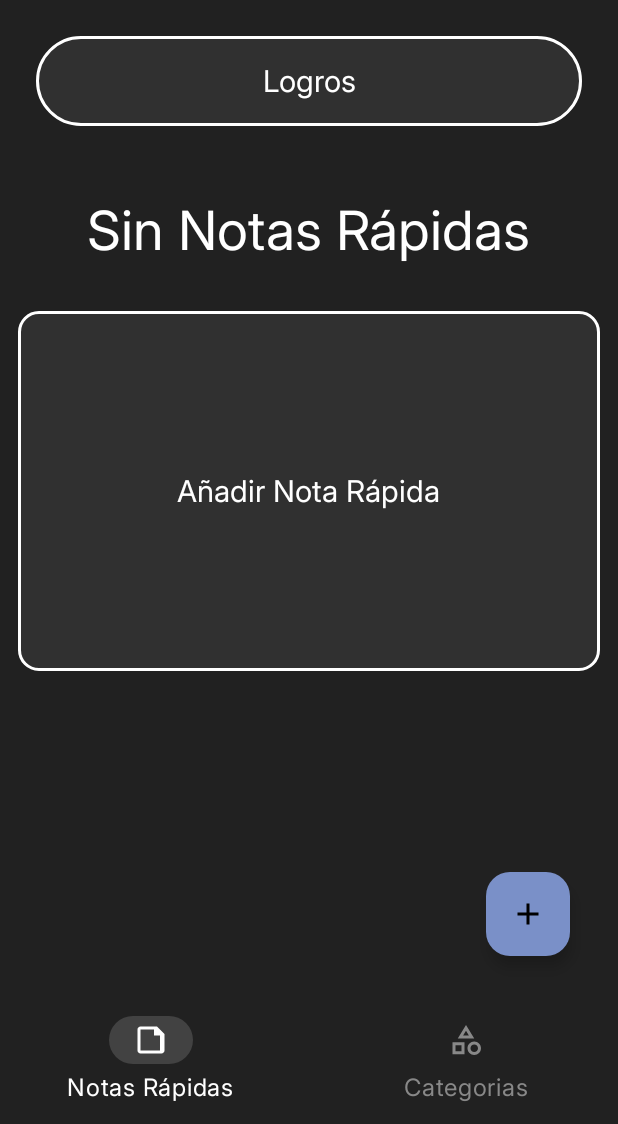
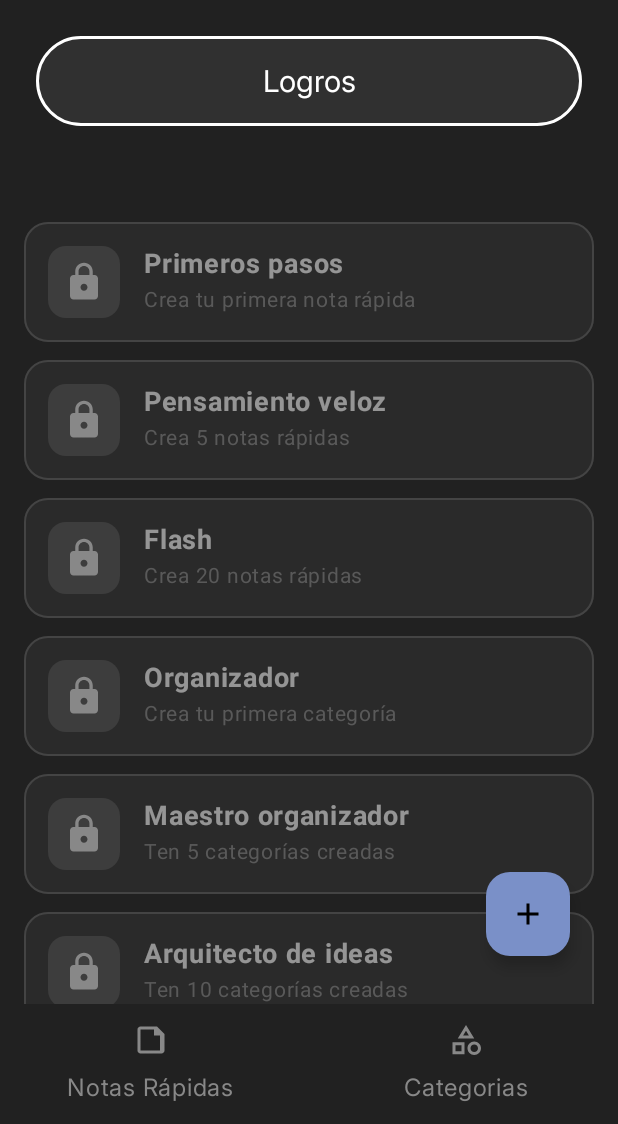
Before and after one commit to DavidSevillano/CarryNotes, an Android app built with Jetpack Compose: the screen it shows after launch (MainActivity), after a tap on "Logros", on a phone screen of 412 x 824 dp, the part 112-1236 px from its top. Run offline under Robolectric (Android 15) with nearby library versions, the phone set to English and light mode, and no system bars; our stand-ins replace Navigation 3, Room's generated code; 2 statements that could not run were skipped.

Commit message:
feat: Primera version de logros añadida

```diff
--- a/app/src/main/java/com/burixer/mynotesapp/data/application/RoomApplication.kt
+++ b/app/src/main/java/com/burixer/mynotesapp/data/application/RoomApplication.kt
@@ -1,23 +1,96 @@
 package com.burixer85.mynotesapp.data.application
 
 import android.app.Application
+import android.content.Context
+import android.util.Log
+import androidx.activity.result.launch
 import androidx.room.Room
+import androidx.room.RoomDatabase
+import androidx.sqlite.db.SupportSQLiteDatabase
+import com.burixer.mynotesapp.data.entity.AchievementEntity
 import com.burixer85.mynotesapp.data.database.AppDatabase
+import kotlinx.coroutines.CoroutineScope
+import kotlinx.coroutines.Dispatchers
+import kotlinx.coroutines.SupervisorJob
+import kotlinx.coroutines.launch
 
 class RoomApplication : Application() {
+
     companion object {
         lateinit var db: AppDatabase
+
+        @Volatile
+        private var INSTANCE: AppDatabase? = null
+
+        fun getDatabase(context: Context, scope: CoroutineScope): AppDatabase {
+            return INSTANCE ?: synchronized(this) {
+                val instance = Room.databaseBuilder(
+                    context.applicationContext,
+                    AppDatabase::class.java,
+                    "carry_notes_database"
+                )
+                    .fallbackToDestructiveMigration()
+                    .addCallback(AppDatabaseCallback(scope))
+                    .build()
+                INSTANCE = instance
+                instance
+            }
+        }
     }
 
     override fun onCreate() {
         super.onCreate()
+        val applicationScope = CoroutineScope(SupervisorJob() + Dispatchers.Main)
 
-        db = Room.databaseBuilder(
-            applicationContext,
-            AppDatabase::class.java,
-            "carry_notes_database"
-        ).fallbackToDestructiveMigration()
-            .build(
-            )
+        db = getDatabase(this, applicationScope)
+    }
+
+    private class AppDatabaseCallback(
+        private val scope: CoroutineScope
+    ) : RoomDatabase.Callback() {
+
+        override fun onOpen(db: SupportSQLiteDatabase) {
+            super.onOpen(db)
+
+            INSTANCE?.let { database ->
+                scope.launch(Dispatchers.IO) {
+                    val dao = database.achievementDao()
+
+                    val current = dao.getAllAchievements()
+                    if (current.isEmpty()) {
+                        val initial = listOf(
+
+                            AchievementEntity(1, "Primeros pasos", "Crea tu primera nota rápida",  false),
+
+                            AchievementEntity(2, "Pensamiento veloz", "Crea 5 notas rápidas",  false),
+
+                            AchievementEntity(3, "Flash", "Crea 20 notas rápidas",  false),
+
+                            AchievementEntity(4, "Organizador", "Crea tu primera categoría",  false),
+
+                            AchievementEntity(5, "Maestro organizador", "Ten 5 categorías creadas",  false),
+
+                            AchievementEntity(6, "Arquitecto de ideas", "Ten 10 categorías creadas",  false),
+
+                            AchievementEntity(7, "Escritor", "Crea tu primera nota detallada",  false),
+
+                            AchievementEntity(8, "Diario personal", "Crea 10 notas detalladas",  false),
+
+                            AchievementEntity(9, "Autor prolífico", "Crea 50 notas detalladas",  false),
+
+                            AchievementEntity(10, "Mente limpia", "Borra una nota por primera vez",  false),
+
+                            AchievementEntity(11, "Seguridad ante todo", "Haz un backup de tus notas",  false),
+
+                            AchievementEntity(12, "Coleccionista", "Desbloquea 5 logros",  false),
+
+                            AchievementEntity(13, "Maestro de logros", "Desbloquea todos los logros",  false),
+
+                        )
+                        dao.insertAchievements(initial)
+                    }
+                }
+            }
+        }
     }
 }
--- /dev/null
+++ b/app/src/main/java/com/burixer/mynotesapp/data/dao/AchievementDao.kt
@@ -0,0 +1,16 @@
+package com.burixer.mynotesapp.data.dao
+
+import androidx.room.Dao
+import androidx.room.Insert
+import androidx.room.OnConflictStrategy
+import androidx.room.Query
+import com.burixer.mynotesapp.data.entity.AchievementEntity
+
+@Dao
+interface AchievementDao {
+    @Query("SELECT * FROM achievements")
+    suspend fun getAllAchievements(): List<AchievementEntity>
+
+    @Insert(onConflict = OnConflictStrategy.IGNORE)
+    suspend fun insertAchievements(achievements: List<AchievementEntity>)
+}
--- a/app/src/main/java/com/burixer/mynotesapp/data/database/AppDatabase.kt
+++ b/app/src/main/java/com/burixer/mynotesapp/data/database/AppDatabase.kt
@@ -1,18 +1,30 @@
 package com.burixer85.mynotesapp.data.database
 
+import android.content.Context
+import android.util.Log
+import androidx.activity.addCallback
+import androidx.activity.result.launch
 import androidx.room.Database
+import androidx.room.Room
 import androidx.room.RoomDatabase
+import androidx.sqlite.db.SupportSQLiteDatabase
+import com.burixer.mynotesapp.data.dao.AchievementDao
+import com.burixer.mynotesapp.data.entity.AchievementEntity
 import com.burixer85.mynotesapp.data.dao.CategoryDao
 import com.burixer85.mynotesapp.data.dao.NoteDao
 import com.burixer85.mynotesapp.data.dao.QuickNoteDao
 import com.burixer85.mynotesapp.data.entity.CategoryEntity
 import com.burixer85.mynotesapp.data.entity.NoteEntity
 import com.burixer85.mynotesapp.data.entity.QuickNoteEntity
+import kotlinx.coroutines.CoroutineScope
+import kotlinx.coroutines.Dispatchers
+import kotlinx.coroutines.launch
 
-@Database(entities = [NoteEntity::class, QuickNoteEntity::class, CategoryEntity::class],
-    version = 3, exportSchema = false)
+@Database(entities = [NoteEntity::class, QuickNoteEntity::class, CategoryEntity::class, AchievementEntity::class],
+    version = 5, exportSchema = false)
 abstract class AppDatabase : RoomDatabase() {
     abstract fun noteDao(): NoteDao
     abstract fun quickNoteDao(): QuickNoteDao
     abstract fun categoryDao(): CategoryDao
+    abstract fun achievementDao(): AchievementDao
 }
--- /dev/null
+++ b/app/src/main/java/com/burixer/mynotesapp/data/entity/AchievementEntity.kt
@@ -0,0 +1,22 @@
+package com.burixer.mynotesapp.data.entity
+
+import androidx.room.ColumnInfo
+import androidx.room.Entity
+import androidx.room.PrimaryKey
+import com.burixer.mynotesapp.presentation.model.Achievement
+
+@Entity(tableName = "achievements")
+data class AchievementEntity(
+    @PrimaryKey(autoGenerate = true)
+    @ColumnInfo(name = "id") val id: Int,
+    @ColumnInfo(name = "title") val title: String,
+    @ColumnInfo(name = "description") val description: String,
+    @ColumnInfo(name = "isUnlocked") val isUnlocked: Boolean = false
+)
+
+fun AchievementEntity.toPresentation() = Achievement(
+    id = id,
+    title = title,
+    description = description,
+    isUnlocked = isUnlocked
+)
--- /dev/null
+++ b/app/src/main/java/com/burixer/mynotesapp/presentation/AchievementsScreen.kt
@@ -0,0 +1,74 @@
+package com.burixer.mynotesapp.presentation
+
+import androidx.compose.foundation.background
+import androidx.compose.foundation.border
+import androidx.compose.foundation.layout.Arrangement
+import androidx.compose.foundation.layout.Box
+import androidx.compose.foundation.layout.Column
+import androidx.compose.foundation.layout.PaddingValues
+import androidx.compose.foundation.layout.Row
+import androidx.compose.foundation.layout.Spacer
+import androidx.compose.foundation.layout.fillMaxSize
+import androidx.compose.foundation.layout.fillMaxWidth
+import androidx.compose.foundation.layout.padding
+import androidx.compose.foundation.layout.size
+import androidx.compose.foundation.layout.width
+import androidx.compose.foundation.lazy.LazyColumn
+import androidx.compose.foundation.lazy.items
+import androidx.compose.foundation.shape.RoundedCornerShape
+import androidx.compose.material.icons.Icons
+import androidx.compose.material.icons.filled.EmojiEvents
+import androidx.compose.material.icons.filled.Lock
+import androidx.compose.material3.CircularProgressIndicator
+import androidx.compose.material3.Icon
+import androidx.compose.material3.MaterialTheme
+import androidx.compose.material3.Text
+import androidx.compose.runtime.Composable
+import androidx.compose.runtime.getValue
+import androidx.compose.ui.Alignment
+import androidx.compose.ui.Modifier
+import androidx.compose.ui.graphics.Color
+import androidx.compose.ui.text.font.FontWeight
+import androidx.compose.ui.unit.dp
+import androidx.compose.ui.unit.sp
+import androidx.lifecycle.compose.collectAsStateWithLifecycle
+import androidx.lifecycle.viewmodel.compose.viewModel
+import com.burixer.mynotesapp.presentation.components.CarryAllAchievements
+import com.burixer.mynotesapp.presentation.model.Achievement
+
+@Composable
+fun AchievementsScreen(
+    modifier: Modifier = Modifier,
+    achievementsScreenViewModel: AchievementsScreenViewModel = viewModel()
+) {
+
+    val uiState by achievementsScreenViewModel.uiState.collectAsStateWithLifecycle()
+
+    Box(
+        modifier = modifier
+            .fillMaxSize()
+            .background(Color(0xFF212121))
+    ) {
+        if (!uiState.isLoading) {
+            LazyColumn(
+                modifier = Modifier.fillMaxSize(),
+                contentPadding = PaddingValues(16.dp),
+                verticalArrangement = Arrangement.spacedBy(12.dp)
+            ) {
+                items(uiState.achievements) { achievement ->
+                    CarryAllAchievements(achievement)
+                }
+            }
+        } else {
+
+            Box(
+                modifier = Modifier
+                    .fillMaxSize(),
+                contentAlignment = Alignment.Center
+            ) {
+                CircularProgressIndicator()
+            }
+
+        }
+    }
+}
--- /dev/null
+++ b/app/src/main/java/com/burixer/mynotesapp/presentation/AchievementsScreenViewModel.kt
@@ -0,0 +1,46 @@
+package com.burixer.mynotesapp.presentation
+
+import androidx.activity.result.launch
+import androidx.compose.animation.core.copy
+import androidx.lifecycle.ViewModel
+import androidx.lifecycle.viewModelScope
+import com.burixer.mynotesapp.data.entity.toPresentation
+import com.burixer.mynotesapp.presentation.model.Achievement
+import com.burixer85.mynotesapp.data.application.RoomApplication
+import kotlinx.coroutines.Dispatchers
+import kotlinx.coroutines.flow.MutableStateFlow
+import kotlinx.coroutines.flow.StateFlow
+import kotlinx.coroutines.flow.update
+import kotlinx.coroutines.launch
+
+class AchievementsScreenViewModel : ViewModel (){
+    private val _uiState = MutableStateFlow(AchievementsScreenUI())
+    val uiState: StateFlow<AchievementsScreenUI> = _uiState
+
+    init {
+        loadAchievements()
+    }
+
+    fun loadAchievements() {
+        viewModelScope.launch(Dispatchers.IO) {
+            _uiState.update { it.copy(isLoading = true) }
+
+            val achievementsFromDb = RoomApplication.db.achievementDao().getAllAchievements()
+
+            val achievementsList = achievementsFromDb.map { it.toPresentation() }
+
+            _uiState.update {
+                it.copy(
+                    achievements = achievementsList,
+                    isLoading = false
+                )
+            }
+        }
+    }
+}
+
+
+data class AchievementsScreenUI(
+    val achievements: List<Achievement> = emptyList(),
+    val isLoading: Boolean = false,
+)
--- a/app/src/main/java/com/burixer/mynotesapp/presentation/MainScreen.kt
+++ b/app/src/main/java/com/burixer/mynotesapp/presentation/MainScreen.kt
@@ -131,13 +131,7 @@ fun MainScreen() {
                         color = Color(0xFF303030),
                         shape = RoundedCornerShape(32.dp)
                     ).clickable {
-                        Toast
-                            .makeText(
-                                context,
-                                context.getString(R.string.toast_achievements),
-                                Toast.LENGTH_SHORT
-                            )
-                            .show()
+                        sharedViewModel.setCurrentRoute(NavigationDestination.AchievementsNav)
                     },
                 contentAlignment = Alignment.Center
             ) {
--- /dev/null
+++ b/app/src/main/java/com/burixer/mynotesapp/presentation/components/CarryAllAchievements.kt
@@ -0,0 +1,84 @@
+package com.burixer.mynotesapp.presentation.components
+
+import androidx.compose.foundation.background
+import androidx.compose.foundation.border
+import androidx.compose.foundation.layout.Box
+import androidx.compose.foundation.layout.Column
+import androidx.compose.foundation.layout.Row
+import androidx.compose.foundation.layout.Spacer
+import androidx.compose.foundation.layout.fillMaxWidth
+import androidx.compose.foundation.layout.padding
+import androidx.compose.foundation.layout.size
+import androidx.compose.foundation.layout.width
+import androidx.compose.foundation.shape.RoundedCornerShape
+import androidx.compose.material.icons.Icons
+import androidx.compose.material.icons.filled.EmojiEvents
+import androidx.compose.material.icons.filled.Lock
+import androidx.compose.material3.Icon
+import androidx.compose.material3.Text
+import androidx.compose.runtime.Composable
+import androidx.compose.ui.Alignment
+import androidx.compose.ui.Modifier
+import androidx.compose.ui.graphics.Color
+import androidx.compose.ui.text.font.FontWeight
+import androidx.compose.ui.unit.dp
+import androidx.compose.ui.unit.sp
+import com.burixer.mynotesapp.presentation.model.Achievement
+
+@Composable
+fun CarryAllAchievements(achievement: Achievement) {
+
+    val backgroundColor = if (achievement.isUnlocked) Color(0xFF333333) else Color(0xFF2A2A2A)
+    val borderColor = if (achievement.isUnlocked) Color(0xFFFFD700) else Color(0xFF444444)
+    val contentAlpha = if (achievement.isUnlocked) 1f else 0.5f
+
+    Row(
+        modifier = Modifier
+            .fillMaxWidth()
+            .background(
+                backgroundColor,
+                shape = RoundedCornerShape(16.dp)
+            )
+            .border(
+                1.dp,
+                borderColor,
+                shape = RoundedCornerShape(16.dp)
+            )
+            .padding(16.dp),
+        verticalAlignment = Alignment.CenterVertically
+    ) {
+        Box(
+            modifier = Modifier
+                .size(48.dp)
+                .background(
+                    if (achievement.isUnlocked) Color(0xFFFFD700).copy(alpha = 0.2f)
+                    else Color.Gray.copy(alpha = 0.2f),
+                    shape = RoundedCornerShape(12.dp)
+                ),
+            contentAlignment = Alignment.Center
+        ) {
+            Icon(
+                imageVector = if (achievement.isUnlocked) Icons.Default.EmojiEvents else Icons.Default.Lock,
+                contentDescription = if (achievement.isUnlocked) "Logro desbloqueado" else "Logro bloqueado",
+                tint = if (achievement.isUnlocked) Color(0xFFFFD700) else Color.Gray,
+                modifier = Modifier.size(28.dp)
+            )
+        }
+
+        Spacer(modifier = Modifier.width(16.dp))
+
+        Column(modifier = Modifier.weight(1f)) {
+            Text(
+                text = achievement.title,
+                color = Color.White.copy(alpha = contentAlpha),
+                fontSize = 18.sp,
+                fontWeight = FontWeight.Bold
+            )
+            Text(
+                text = achievement.description,
+                color = Color.Gray.copy(alpha = contentAlpha),
+                fontSize = 14.sp
+            )
+        }
+    }
+}
--- /dev/null
+++ b/app/src/main/java/com/burixer/mynotesapp/presentation/model/Achievement.kt
@@ -0,0 +1,17 @@
+package com.burixer.mynotesapp.presentation.model
+
+import com.burixer.mynotesapp.data.entity.AchievementEntity
+
+data class Achievement(
+    val id: Int,
+    val title: String,
+    val description: String,
+    val isUnlocked: Boolean = false
+)
+
+fun Achievement.toEntity() = AchievementEntity(
+    id = id,
+    title = title,
+    description = description,
+    isUnlocked = isUnlocked
+)
--- a/app/src/main/java/com/burixer/mynotesapp/presentation/navigation/NavigationDestination.kt
+++ b/app/src/main/java/com/burixer/mynotesapp/presentation/navigation/NavigationDestination.kt
@@ -11,5 +11,7 @@ sealed class NavigationDestination : NavKey {
     @Serializable
     data class NotesNav (val categoryId: Int, val categoryName: String) : NavigationDestination()
     @Serializable
+    data object AchievementsNav : NavigationDestination()
+    @Serializable
     data object ErrorNav : NavigationDestination()
 }
--- a/app/src/main/java/com/burixer/mynotesapp/presentation/navigation/NavigationHost.kt
+++ b/app/src/main/java/com/burixer/mynotesapp/presentation/navigation/NavigationHost.kt
@@ -21,6 +21,7 @@ import androidx.navigation3.runtime.NavKey
 import androidx.navigation3.runtime.entryProvider
 import androidx.navigation3.runtime.rememberNavBackStack
 import androidx.navigation3.ui.NavDisplay
+import com.burixer.mynotesapp.presentation.AchievementsScreen
 import com.burixer85.mynotesapp.core.ScreenEvent
 import com.burixer85.mynotesapp.core.ex.navigateTo
 import com.burixer85.mynotesapp.presentation.CategoriesScreen
@@ -38,6 +39,7 @@ import com.burixer85.mynotesapp.presentation.model.QuickNote
 import com.burixer85.mynotesapp.presentation.navigation.NavigationDestination.QuickNotesNav
 import com.burixer85.mynotesapp.presentation.navigation.NavigationDestination.CategoriesNav
 import com.burixer85.mynotesapp.presentation.navigation.NavigationDestination.NotesNav
+import com.burixer85.mynotesapp.presentation.navigation.NavigationDestination.AchievementsNav
 import com.burixer85.mynotesapp.presentation.navigation.NavigationDestination.ErrorNav
 
 @Composable
@@ -101,6 +103,9 @@ fun NavigationHost(modifier: Modifier = Modifier) {
                     categoriesViewModel = categoriesViewModel,
                     sharedViewModel = sharedViewModel
                 )
+            }
+            entry<AchievementsNav> { key ->
+                AchievementsScreen()
             }
             entry<ErrorNav> {
                 Text("Pantalla no encontrada")
```
